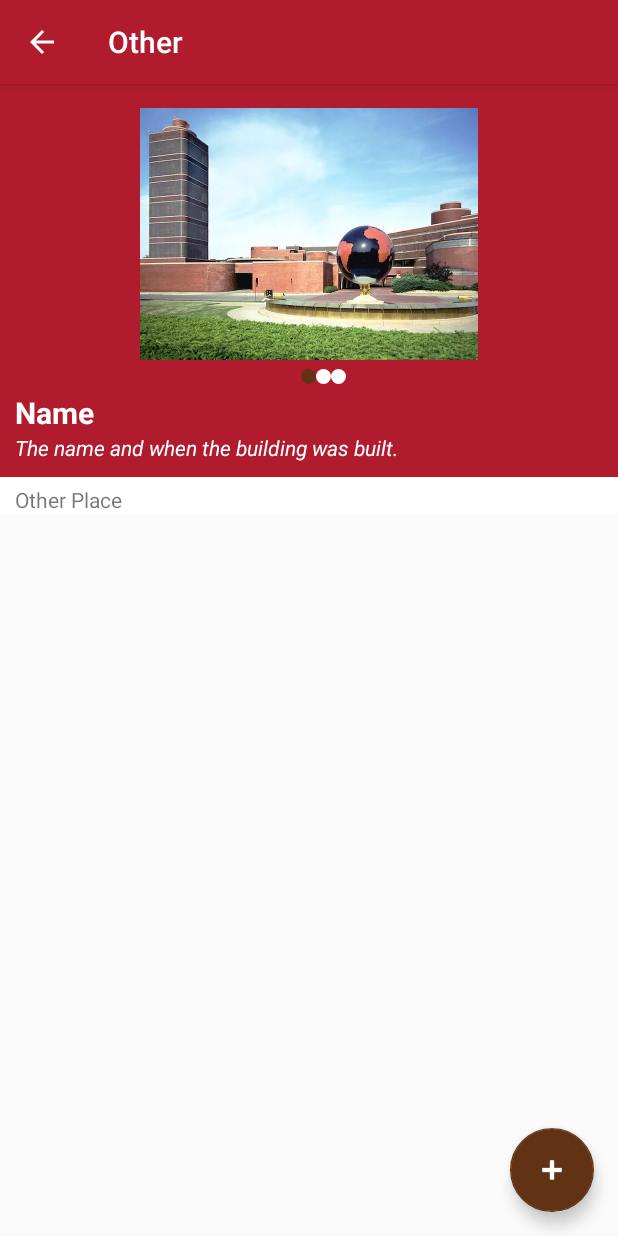
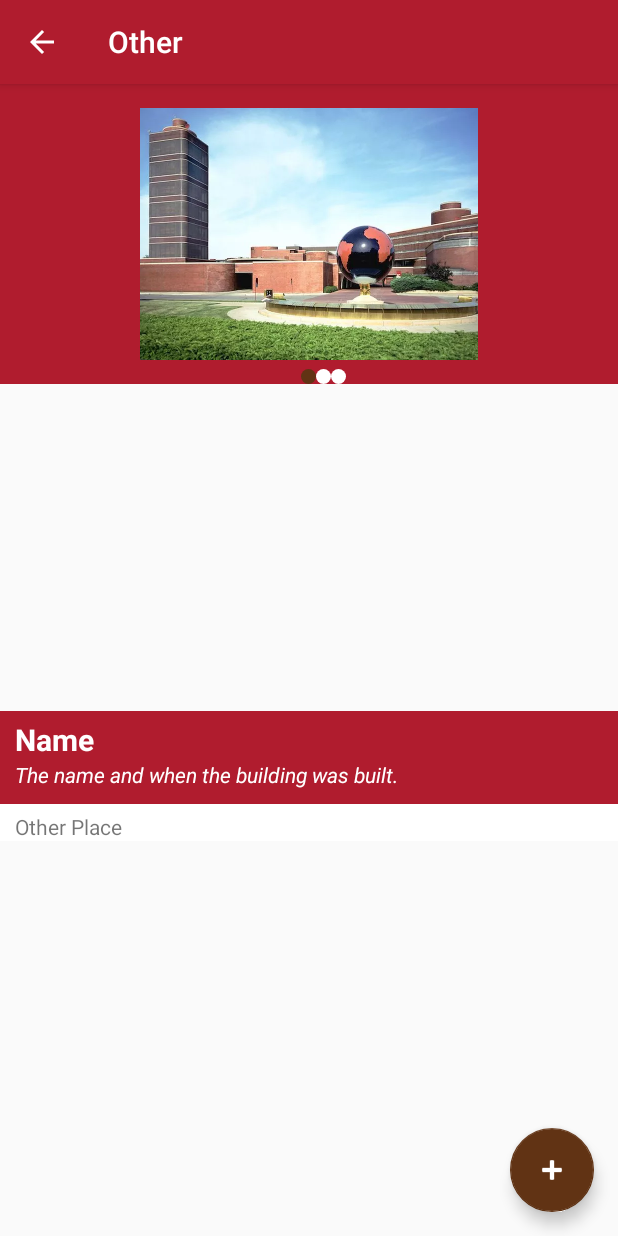
Before and after one commit to TekEffekt/Frank-Lloyd-Wright-Trail-Android, an Android app: the DescriptonActivity screen opened directly, with no data from a screen before it, on a phone screen of 412 x 824 dp. Run offline under Robolectric (Android 15) with nearby library versions, the phone set to English and light mode, and no system bars; our stand-ins replace ButterKnife; 3 statements that could not run were skipped.

Commit message:
Added text scrolling over pictures, made fab disappear while scrolling, added a fade in and out for fullscreen pictures.

```diff
--- a/app/src/main/java/appfactory/edu/uwp/franklloydwrighttrail/DescriptonActivity.java
+++ b/app/src/main/java/appfactory/edu/uwp/franklloydwrighttrail/DescriptonActivity.java
@@ -4,9 +4,13 @@ import android.content.Intent;
 import android.content.res.ColorStateList;
 import android.os.Bundle;
 import android.provider.ContactsContract;
+import android.support.annotation.NonNull;
+import android.support.design.widget.BottomSheetBehavior;
+import android.support.design.widget.CoordinatorLayout;
 import android.support.design.widget.FloatingActionButton;
 import android.support.design.widget.Snackbar;
 import android.support.v4.view.ViewPager;
+import android.support.v4.widget.NestedScrollView;
 import android.support.v7.app.AppCompatActivity;
 import android.support.v7.widget.Toolbar;
 import android.text.method.ScrollingMovementMethod;
@@ -18,6 +22,7 @@ import android.view.View;
 import android.view.ViewGroup;
 import android.widget.ImageView;
 import android.widget.LinearLayout;
+import android.widget.RelativeLayout;
 import android.widget.TextView;
 
 
@@ -28,8 +33,8 @@ protected View view;
     private ImageViewPagerAdapter _adapter;
     private ImageView _btn1, _btn2, _btn3;
     private ImageView fullScreen;
-    private LinearLayout wholeLayout;
-
+private RelativeLayout pictures;
+   private View bottomSheet;
 public static String value;
 
 
@@ -39,9 +44,8 @@ public static String value;
         value = intent.getStringExtra("Title");
         super.onCreate(savedInstanceState);
         setContentView(R.layout.activity_descripton);
+        pictures = (RelativeLayout) findViewById(R.id.piclayout);
 
-
-        wholeLayout = (LinearLayout) findViewById(R.id.whole_layout);
         Toolbar toolbar = (Toolbar) findViewById(R.id.toolbar);
         setSupportActionBar(toolbar);
         fullScreen = (ImageView) findViewById(R.id.fullscreen);
@@ -103,16 +107,7 @@ public static String value;
 
         }
 
-        FloatingActionButton fab = (FloatingActionButton) findViewById(R.id.fab);
-        fab.setBackgroundTintList(ColorStateList.valueOf(getResources().getColor(R.color.brown)));
 
-        fab.setOnClickListener(new View.OnClickListener() {
-            @Override
-            public void onClick(View view) {
-                Snackbar.make(view, "Thank you for visiting", Snackbar.LENGTH_LONG)
-                        .setAction("Action", null).show();
-            }
-        });
 
         _mViewPager.setOnTouchListener(new View.OnTouchListener() {
             private float pointX;
@@ -140,12 +135,49 @@ public static String value;
                                     break;
                                 case 2: fullScreen.setImageDrawable(ImageThreeFragment.imageThree.getDrawable());
                             }
+                            bottomSheet.setVisibility(View.GONE);
+                            pictures.setVisibility(View.GONE);
+                            fullScreen.setVisibility(View.VISIBLE);
 
-                            fullScreen.setVisibility(View.VISIBLE);
-                            wholeLayout.setVisibility(View.GONE);
                         }
                 }
                 return false;
+            }
+        });
+        CoordinatorLayout coordinatorLayout = (CoordinatorLayout) findViewById(R.id.coordinator);
+        bottomSheet = coordinatorLayout.findViewById(R.id.bottom_sheet);
+        BottomSheetBehavior behavior = BottomSheetBehavior.from(bottomSheet);
+        final FloatingActionButton fab = (FloatingActionButton) findViewById(R.id.fab);
+        fab.setBackgroundTintList(ColorStateList.valueOf(getResources().getColor(R.color.brown)));
+        fab.setOnClickListener(new View.OnClickListener() {
+            @Override
+            public void onClick(View view) {
+                Snackbar.make(view, "Thank you for visiting", Snackbar.LENGTH_LONG)
+                        .setAction("Action", null).show();
+            }
+        });
+        behavior.setBottomSheetCallback(new BottomSheetBehavior.BottomSheetCallback(){
+            @Override
+            public void onStateChanged(@NonNull View bottomSheet, int newState){
+                switch (newState){
+                    case BottomSheetBehavior.STATE_DRAGGING:
+                            fab.setVisibility(View.GONE);
+                        break;
+                    case BottomSheetBehavior.STATE_COLLAPSED:
+                            fab.setVisibility(View.VISIBLE);
+                        break;
+                    case BottomSheetBehavior.STATE_EXPANDED:
+                            fab.setVisibility(View.VISIBLE);
+                        break;
+                    case BottomSheetBehavior.STATE_SETTLING:
+                            fab.setVisibility(View.VISIBLE);
+                        break;
+                }
+            }
+            @Override
+            public void onSlide(@NonNull View bottomSheet, float slideOffset)
+            {
+
             }
         });
     }
@@ -154,7 +186,8 @@ public static String value;
         if(fullScreen.getVisibility()== View.VISIBLE){
             fullScreen.setImageDrawable(null);
             fullScreen.setVisibility(View.GONE);
-            wholeLayout.setVisibility(View.VISIBLE);
+            pictures.setVisibility(View.VISIBLE);
+            bottomSheet.setVisibility(View.VISIBLE);
         }else{
             super.onBackPressed();
         }
@@ -166,9 +199,10 @@ public static String value;
         // as you specify a parent activity in AndroidManifest.xml.
         int id = item.getItemId();
         if(fullScreen.getVisibility()== View.VISIBLE){
+            fullScreen.setVisibility(View.GONE);
             fullScreen.setImageDrawable(null);
-            fullScreen.setVisibility(View.GONE);
-            wholeLayout.setVisibility(View.VISIBLE);
+            pictures.setVisibility(View.VISIBLE);
+            bottomSheet.setVisibility(View.VISIBLE);
             return true;
         }else{
             super.onBackPressed();
@@ -223,6 +257,7 @@ public static String value;
         _adapter = new ImageViewPagerAdapter(getSupportFragmentManager());
         _mViewPager.setAdapter(_adapter);
         _mViewPager.setCurrentItem(0);
+
         initButton();
 
 
--- a/app/src/main/res/layout/activity_descripton.xml
+++ b/app/src/main/res/layout/activity_descripton.xml
@@ -6,7 +6,8 @@
     android:layout_width="match_parent"
     android:layout_height="match_parent"
     android:fitsSystemWindows="true"
-    tools:context=".DescriptonActivity">
+    tools:context=".DescriptonActivity"
+    >
 
     <android.support.design.widget.AppBarLayout
         android:layout_width="match_parent"
@@ -34,4 +35,5 @@
         app:backgroundTint="@android:color/transparent"
         android:tint="@color/white"/>
 
+
 </android.support.design.widget.CoordinatorLayout>
--- a/app/src/main/res/layout/content_descripton.xml
+++ b/app/src/main/res/layout/content_descripton.xml
@@ -1,5 +1,5 @@
 <?xml version="1.0" encoding="utf-8"?>
-<RelativeLayout
+<android.support.design.widget.CoordinatorLayout
     xmlns:android="http://schemas.android.com/apk/res/android"
     xmlns:app="http://schemas.android.com/apk/res-auto"
     xmlns:tools="http://schemas.android.com/tools"
@@ -8,27 +8,26 @@
     android:layout_height="match_parent"
     app:layout_behavior="@string/appbar_scrolling_view_behavior"
     tools:context=".DescriptonActivity"
-    tools:showIn="@layout/activity_descripton">
+    android:id="@+id/coordinator"
+    android:animateLayoutChanges="true">
 <ImageView
     android:layout_width="match_parent"
     android:layout_height="match_parent"
     android:id="@+id/fullscreen"
     android:visibility="gone"/>
 
-<LinearLayout
-    android:layout_width="match_parent"
-    android:layout_height="match_parent"
-    android:orientation="vertical"
-    android:id="@+id/whole_layout">
+
         <RelativeLayout
             android:layout_width="match_parent"
             android:layout_height="200dp"
-            android:background="@color/red">
+            android:background="@color/red"
+            android:id="@+id/piclayout">
 
         <android.support.v4.view.ViewPager
             android:layout_height="wrap_content"
             android:layout_width="match_parent"
-            android:id="@+id/imageviewPager">
+            android:id="@+id/imageviewPager"
+            app:layout_behavior="@string/appbar_scrolling_view_behavior">
 
         </android.support.v4.view.ViewPager>
             <RelativeLayout
@@ -60,9 +59,12 @@
                     android:layout_toRightOf="@id/btn2"/>
             </RelativeLayout>
         </RelativeLayout>
-    <ScrollView
+    <android.support.v4.widget.NestedScrollView
         android:layout_width="match_parent"
-        android:layout_height="wrap_content">
+        android:layout_height="match_parent"
+        app:layout_behavior="android.support.design.widget.BottomSheetBehavior"
+        android:id="@+id/bottom_sheet"
+        app:behavior_peekHeight="350dp">
 
         <LinearLayout
             android:layout_width="match_parent"
@@ -104,6 +106,6 @@
             android:paddingLeft="10dp"
             android:paddingTop="5dp"/>
     </LinearLayout>
-        </ScrollView>
-</LinearLayout>
-</RelativeLayout>
+        </android.support.v4.widget.NestedScrollView>
+
+</android.support.design.widget.CoordinatorLayout>
```
